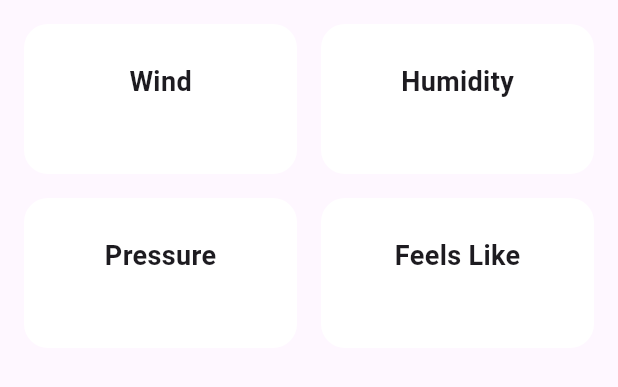
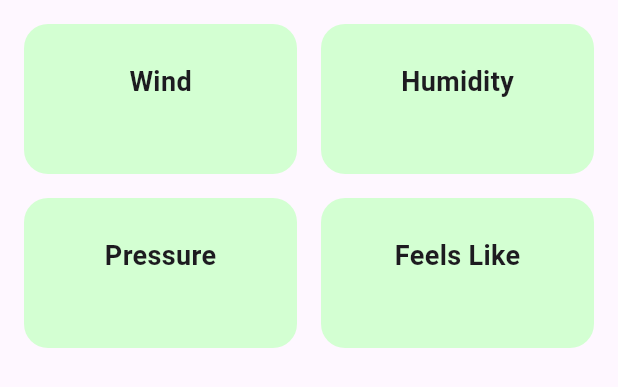
Before and after one commit to muzzammil763/weather_app, a Flutter app: what additionalInformation() shows on an empty page, opened directly with empty values, on a phone screen of 412 x 824 dp. Shown: the top 387 px of the screen. Run offline on Flutter 3.47's test engine with Material 3 defaults, Android fonts, the phone set to English and light mode, and no system bars; network calls fail.

Commit message:
some UI changes

```diff
--- a/lib/Widgets/additional_information.dart
+++ b/lib/Widgets/additional_information.dart
@@ -15,7 +15,7 @@ Widget additionalInformation(
                 height: 100,
                 decoration: BoxDecoration(
                   borderRadius: BorderRadius.circular(16),
-                  color: Colors.white,
+                  color: const Color(0xffd3ffd2),
                 ),
                 child: Column(
                   mainAxisAlignment: MainAxisAlignment.center,
@@ -46,7 +46,7 @@ Widget additionalInformation(
                 height: 100,
                 decoration: BoxDecoration(
                   borderRadius: BorderRadius.circular(16),
-                  color: Colors.white,
+                  color: const Color(0xffd3ffd2),
                 ),
                 child: Column(
                   mainAxisAlignment: MainAxisAlignment.center,
@@ -81,7 +81,7 @@ Widget additionalInformation(
                 height: 100,
                 decoration: BoxDecoration(
                   borderRadius: BorderRadius.circular(16),
-                  color: Colors.white,
+                  color: const Color(0xffd3ffd2),
                 ),
                 child: Column(
                   mainAxisAlignment: MainAxisAlignment.center,
@@ -112,7 +112,7 @@ Widget additionalInformation(
                 height: 100,
                 decoration: BoxDecoration(
                   borderRadius: BorderRadius.circular(16),
-                  color: Colors.white,
+                  color: const Color(0xffd3ffd2),
                 ),
                 child: Column(
                   mainAxisAlignment: MainAxisAlignment.center,
```
Also changed, not shown: lib/Screens/homepage.dart (+11 -7 lines).
